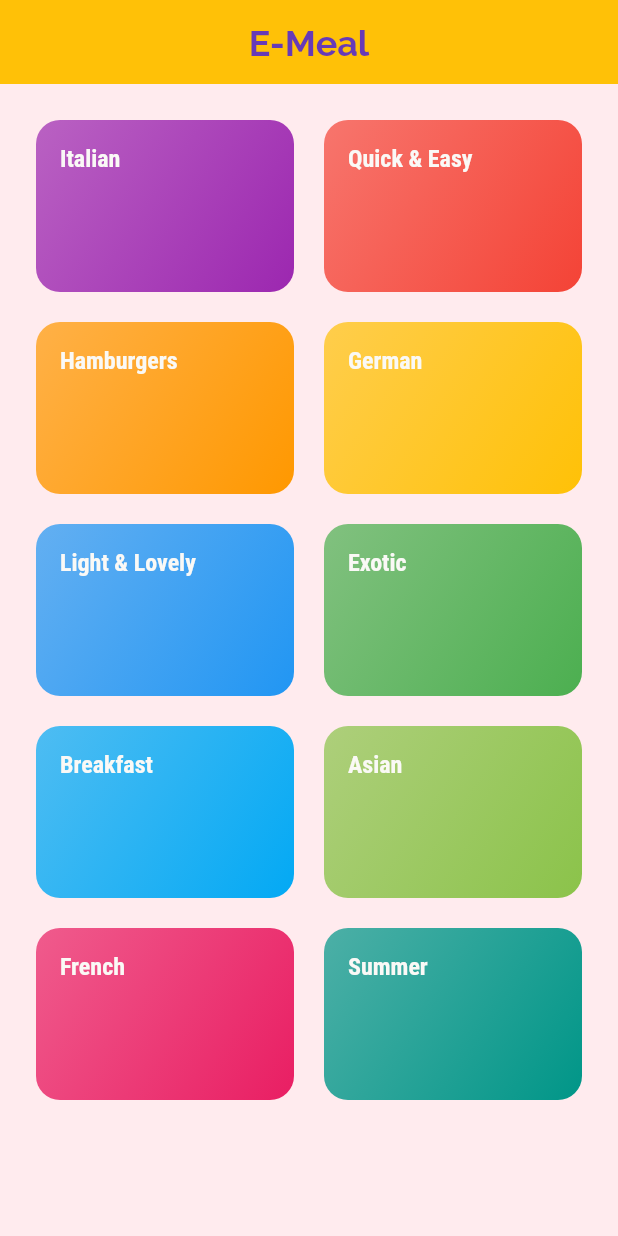
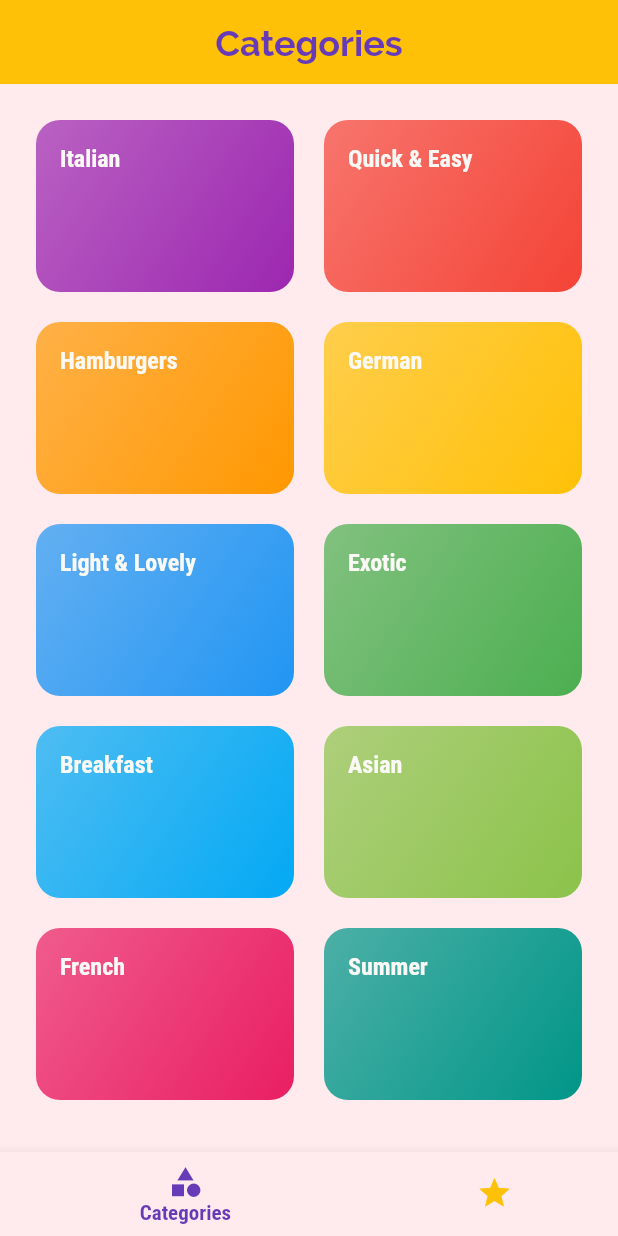
Before and after one commit to gunumdogdu/meals_app, a Flutter app: the screen it shows after launch, on a phone screen of 412 x 824 dp. Run offline on Flutter 3.47's test engine with Material 2 defaults, Android fonts, the phone set to English and light mode, and no system bars.

Commit message:
new screens added, logic changes

```diff
--- a/lib/categories_screen.dart
+++ b/lib/categories_screen.dart
@@ -5,14 +5,16 @@ import './category_item.dart';
 class CategoriesScreen extends StatelessWidget {
   @override
   Widget build(BuildContext context) {
-    return Scaffold(
-        appBar: AppBar(
-          title: Text(
-            'E-Meal',
-            style: Theme.of(context).appBarTheme.titleTextStyle,
-          ),
-        ),
-        body: GridView(
+    return
+        // Scaffold(
+        //     appBar: AppBar(
+        //       title: Text(
+        //         'E-Meal',
+        //         style: Theme.of(context).appBarTheme.titleTextStyle,
+        //       ),
+        //     ),
+        //     body:
+        GridView(
       padding: const EdgeInsets.all(24),
       gridDelegate: SliverGridDelegateWithMaxCrossAxisExtent(
         maxCrossAxisExtent: 200,
@@ -22,10 +24,9 @@ class CategoriesScreen extends StatelessWidget {
       ),
       children: DUMMY_CATEGORIES
           .map(
-                (catData) =>
-                    CategoryItem(catData.id, catData.title, catData.color),
+            (catData) => CategoryItem(catData.id, catData.title, catData.color),
           )
           .toList(),
-        ));
+    );
   }
 }
--- a/lib/main.dart
+++ b/lib/main.dart
@@ -1,4 +1,5 @@
 import 'package:flutter/material.dart';
+import 'package:flutter_complete_guide/screens/tabs_screen.dart';
 
 import './screens/category_meals_screen.dart';
 import './screens/meal_detail_screen.dart';
@@ -24,6 +25,11 @@ class MyApp extends StatelessWidget {
           error: Colors.red,
         ),
         textTheme: ThemeData.light().textTheme.copyWith(
+              bodyLarge: TextStyle(
+                color: Colors.black,
+                fontSize: 20,
+                fontFamily: 'RobotoCondensed',
+              ),
               bodySmall: TextStyle(
                 color: Colors.grey,
                 fontSize: 14,
@@ -34,8 +40,16 @@ class MyApp extends StatelessWidget {
                   fontSize: 16,
                   fontFamily: 'RobotoCondensed'),
               titleLarge: TextStyle(
-                color: Colors.deepPurple,
+                color: Colors.black,
+                // fontWeight: FontWeight.bold,
+                fontFamily: 'RobotoCondensed',
+                fontStyle: FontStyle.italic,
+                fontSize: 16,
+              ),
+              displayMedium: TextStyle(
+                color: Colors.black,
                 fontWeight: FontWeight.bold,
+                fontFamily: 'RobotoCondensed',
                 fontSize: 16,
               ),
               displayLarge: TextStyle(
@@ -65,9 +79,20 @@ class MyApp extends StatelessWidget {
 
       initialRoute: '/',
       routes: {
-        '/': (ctx) => CategoriesScreen(),
+        '/': (ctx) => TabsScreen(),
         CategoryMealsScreen.routeName: (ctx) => CategoryMealsScreen(),
         MealDetailScreen.routeName: (ctx) => MealDetailScreen(),
+      },
+      onGenerateRoute: (settings) {
+        print(settings.arguments);
+        return MaterialPageRoute(
+          builder: (ctx) => CategoriesScreen(),
+        );
+      },
+      onUnknownRoute: (settings) {
+        return MaterialPageRoute(
+          builder: (ctx) => CategoriesScreen(),
+        );
       },
     );
   }
--- a/lib/screens/categories_screen.dart
+++ b/lib/screens/categories_screen.dart
@@ -5,14 +5,7 @@ import '../widgets/category_item.dart';
 class CategoriesScreen extends StatelessWidget {
   @override
   Widget build(BuildContext context) {
-    return Scaffold(
-        appBar: AppBar(
-          title: Text(
-            'E-Meal',
-            style: Theme.of(context).appBarTheme.titleTextStyle,
-          ),
-        ),
-        body: GridView(
+    return GridView(
       padding: const EdgeInsets.all(24),
       gridDelegate: SliverGridDelegateWithMaxCrossAxisExtent(
         maxCrossAxisExtent: 200,
@@ -22,10 +15,9 @@ class CategoriesScreen extends StatelessWidget {
       ),
       children: DUMMY_CATEGORIES
           .map(
-                (catData) =>
-                    CategoryItem(catData.id, catData.title, catData.color),
+            (catData) => CategoryItem(catData.id, catData.title, catData.color),
           )
           .toList(),
-        ));
+    );
   }
 }
--- /dev/null
+++ b/lib/screens/tabs_screen.dart
@@ -0,0 +1,60 @@
+import 'package:flutter/material.dart';
+import 'package:flutter_complete_guide/categories_screen.dart';
+import 'package:flutter_complete_guide/screens/favorites_screen.dart';
+
+class TabsScreen extends StatefulWidget {
+  @override
+  State<TabsScreen> createState() => _TabsScreenState();
+}
+
+class _TabsScreenState extends State<TabsScreen> {
+  final List<Map<String, dynamic>> _pages = [
+    {
+      'page': CategoriesScreen(),
+      'title': 'Categories',
+    },
+    {
+      'page': FavoritesScreen(),
+      'title': 'Your Favorite',
+    },
+  ];
+  int _selectedPageIndex = 0;
+
+  void _selectPage(int index) {
+    setState(() {
+      _selectedPageIndex = index;
+    });
+  }
+
+  @override
+  Widget build(BuildContext context) {
+    return Scaffold(
+      appBar: AppBar(
+        title: Text(_pages[_selectedPageIndex]['title']),
+      ),
+      body: _pages[_selectedPageIndex]['page'],
+      bottomNavigationBar: BottomNavigationBar(
+        onTap: _selectPage,
+        backgroundColor: Colors.black,
+        unselectedItemColor: Theme.of(context).colorScheme.primary,
+        unselectedFontSize: 14,
+        unselectedLabelStyle: const TextStyle(
+          color: Colors.black,
+        ),
+        selectedItemColor: Theme.of(context).colorScheme.secondary,
+        currentIndex: _selectedPageIndex,
+        type: BottomNavigationBarType.shifting,
+        items: [
+          BottomNavigationBarItem(
+            icon: Icon(Icons.category),
+            label: 'Categories',
+          ),
+          BottomNavigationBarItem(
+            icon: Icon(Icons.star),
+            label: 'Favorites',
+          ),
+        ],
+      ),
+    );
+  }
+}
```
Also changed, not shown: lib/screens/favorites_screen.dart (added, +10 -0 lines), lib/screens/meal_detail_screen.dart (+81 -7 lines). Lines whose indentation alone changed are shown as unchanged.
